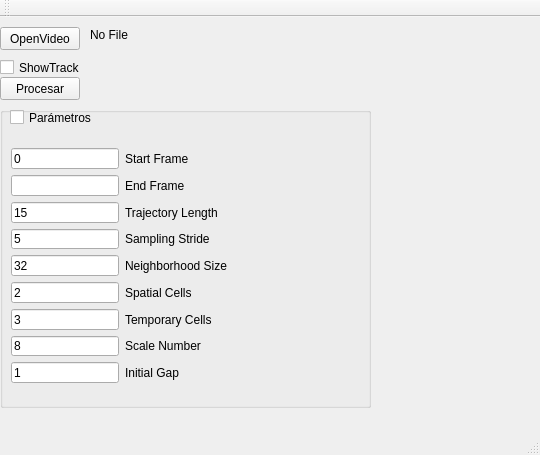
The window that mainwindow.ui (ErCmos/Dense_Optical_Flow) describes before a commit, drawn with Qt 5.
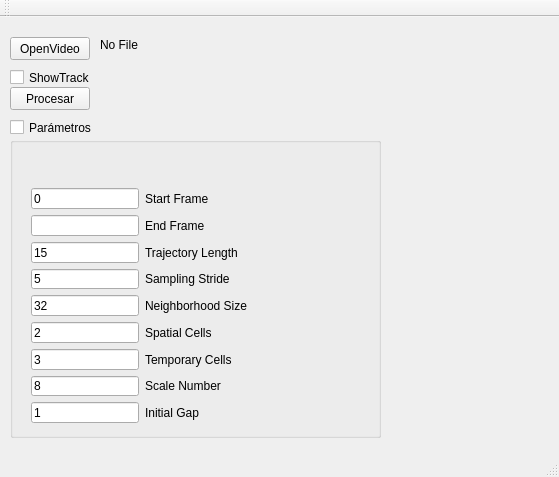
The same window after the commit.

Patch:
```diff
--- a/mainwindow.ui
+++ b/mainwindow.ui
@@ -6,8 +6,8 @@
    <rect>
     <x>0</x>
     <y>0</y>
-    <width>540</width>
-    <height>455</height>
+    <width>559</width>
+    <height>477</height>
    </rect>
   </property>
   <property name="windowTitle">
@@ -17,8 +17,8 @@
    <widget class="QPushButton" name="OpenVideo">
     <property name="geometry">
      <rect>
-      <x>0</x>
-      <y>10</y>
+      <x>10</x>
+      <y>20</y>
       <width>80</width>
       <height>23</height>
      </rect>
@@ -30,8 +30,8 @@
    <widget class="QLabel" name="VideoFile">
     <property name="geometry">
      <rect>
-      <x>90</x>
-      <y>10</y>
+      <x>100</x>
+      <y>20</y>
       <width>361</width>
       <height>16</height>
      </rect>
@@ -43,8 +43,8 @@
    <widget class="QCheckBox" name="ShowTrack">
     <property name="geometry">
      <rect>
-      <x>0</x>
-      <y>40</y>
+      <x>10</x>
+      <y>50</y>
       <width>85</width>
       <height>21</height>
      </rect>
@@ -62,8 +62,8 @@
     </property>
     <property name="geometry">
      <rect>
-      <x>0</x>
-      <y>90</y>
+      <x>10</x>
+      <y>120</y>
       <width>371</width>
       <height>301</height>
      </rect>
@@ -71,24 +71,11 @@
     <property name="title">
      <string/>
     </property>
-    <widget class="QCheckBox" name="ParametrosCheckBox">
+    <widget class="QWidget" name="layoutWidget">
      <property name="geometry">
       <rect>
        <x>10</x>
-       <y>0</y>
-       <width>91</width>
-       <height>21</height>
-      </rect>
-     </property>
-     <property name="text">
-      <string>Parámetros</string>
-     </property>
-    </widget>
-    <widget class="QWidget" name="">
-     <property name="geometry">
-      <rect>
-       <x>0</x>
-       <y>30</y>
+       <y>40</y>
        <width>247</width>
        <height>257</height>
       </rect>
@@ -247,8 +234,8 @@
    <widget class="QPushButton" name="ProcesarButton">
     <property name="geometry">
      <rect>
-      <x>0</x>
-      <y>60</y>
+      <x>10</x>
+      <y>70</y>
       <width>80</width>
       <height>23</height>
      </rect>
@@ -257,6 +244,19 @@
      <string>Procesar</string>
     </property>
    </widget>
+   <widget class="QCheckBox" name="ParametrosCheckBox">
+    <property name="geometry">
+     <rect>
+      <x>10</x>
+      <y>100</y>
+      <width>91</width>
+      <height>21</height>
+     </rect>
+    </property>
+    <property name="text">
+     <string>Parámetros</string>
+    </property>
+   </widget>
   </widget>
   <widget class="QMenuBar" name="menuBar">
    <property name="geometry">
```
Left out of the diff: 2 changed lines with no effect on the pictures.
